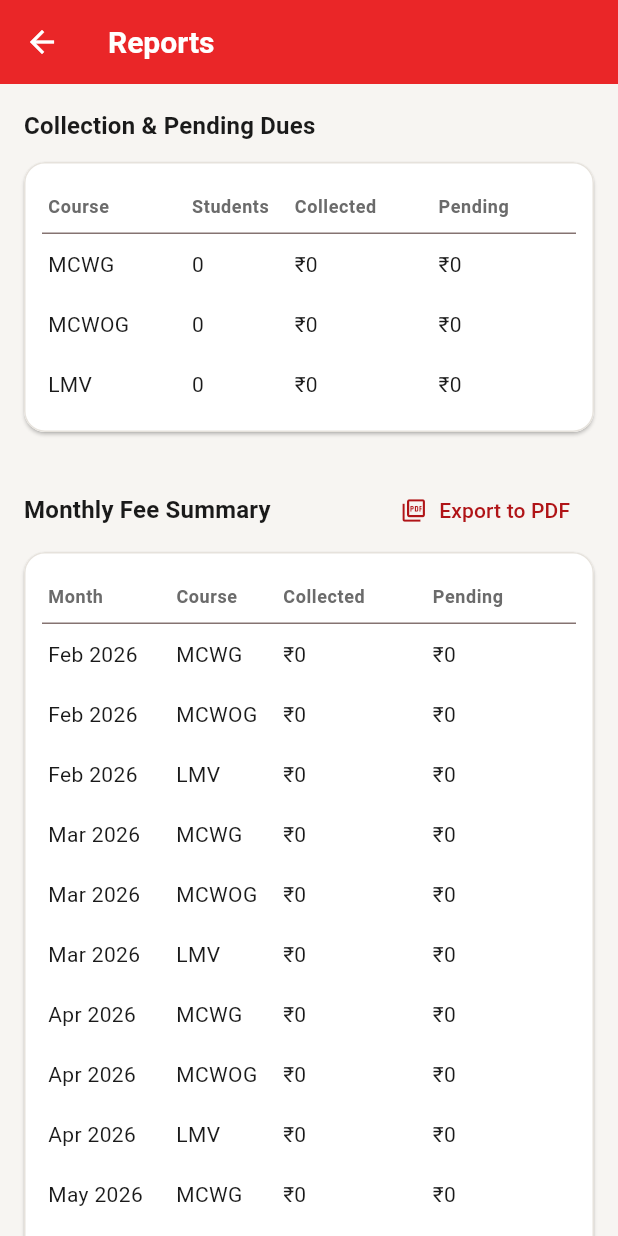
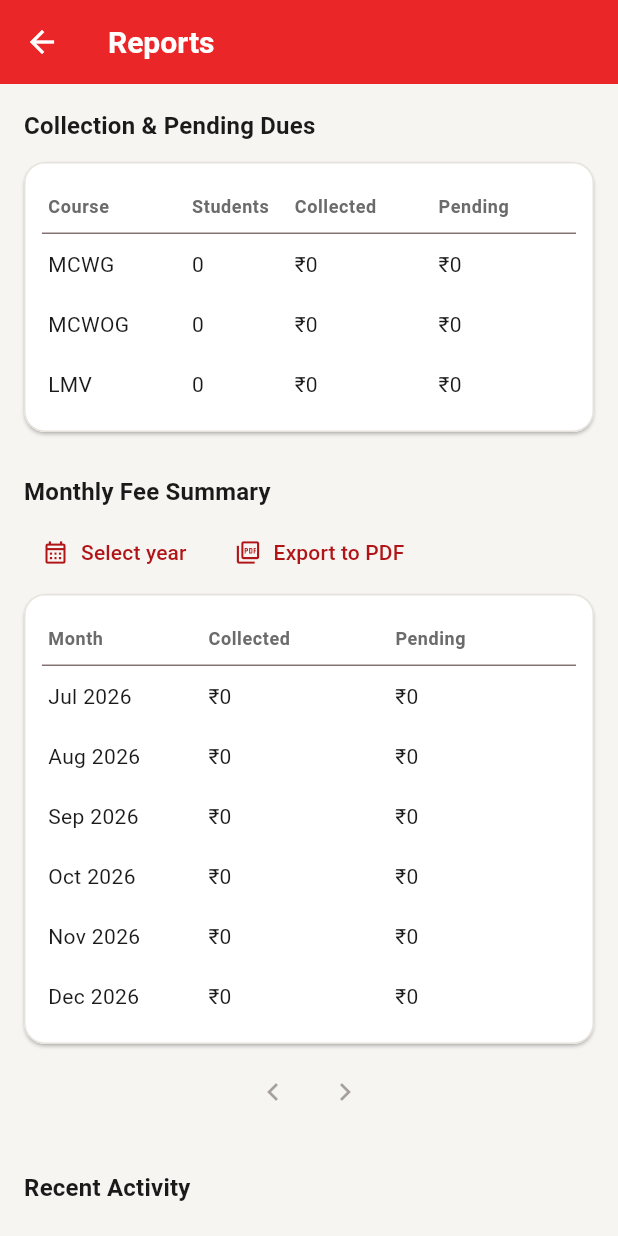
Before and after one commit to nonametechpros/priyadharshini-fee-management, a Flutter app: the ReportsScreen screen opened directly, after a tap on "Export to PDF", on a phone screen of 412 x 824 dp. Run offline on Flutter 3.47's test engine with Material 3 defaults, Android fonts, the phone set to English and light mode, and no system bars; our stand-ins replace cloud_firestore, firebase_auth, firebase_core, fl_chart, flutter_riverpod, pdf and 1 more; accounts and stored records are empty.

Commit message:
Rework Reports page: year filter, no course column, live refresh
- Monthly Fee Summary now shows plain month-wise collected/pending
  totals instead of a per-course breakdown.
- Replaced the month+year filter with a year picker that shows the
  full January-December range for the chosen year; the general view
  still paginates 6 months at a time starting from the first month
  with a recorded payment.
- Recording a payment or adding/editing/deleting a student now
  invalidates the dashboard/report providers so the Reports page
  updates immediately instead of requiring a full page reload (the
  bottom-nav IndexedStack keeps every tab's cached Firestore reads
  alive indefinitely otherwise).

Co-Authored-By: Claude Sonnet 5 <noreply@anthropic.com>

```diff
--- a/lib/models/dashboard_summary.dart
+++ b/lib/models/dashboard_summary.dart
@@ -1,5 +1,3 @@
-import 'course_type.dart';
-
 class CourseTypeBreakdown {
   final int count;
   final double collected;
@@ -49,18 +47,13 @@ class MonthlyCollection {
   const MonthlyCollection({required this.month, required this.amount});
 }
 
-/// One row of the Reports page's "Monthly Fee Summary" table: for [month]
-/// and [course], the amount collected from that course's students during the
-/// month, plus the outstanding balance of that course's students whose
-/// joining date falls in the month. A student with more than one course
-/// contributes their full amounts to each course, matching how the
-/// "Collection & Pending Dues" breakdown already counts multi-course
-/// students.
+/// One row of the Reports page's "Monthly Fee Summary" table: total amount
+/// collected during [month], plus the outstanding balance of students whose
+/// joining date falls in the month.
 class MonthlyFeeSummary {
   final DateTime month;
-  final CourseType course;
   final double collected;
   final double pending;
 
-  const MonthlyFeeSummary({required this.month, required this.course, required this.collected, required this.pending});
+  const MonthlyFeeSummary({required this.month, required this.collected, required this.pending});
 }
--- a/lib/providers/dashboard_providers.dart
+++ b/lib/providers/dashboard_providers.dart
@@ -12,8 +12,45 @@ final monthlyCollectionsProvider = FutureProvider.autoDispose<List<MonthlyCollec
   return ref.watch(dashboardServiceProvider).fetchMonthlyCollections();
 });
 
-final monthlyFeeSummaryProvider = FutureProvider.autoDispose<List<MonthlyFeeSummary>>((ref) {
-  return ref.watch(dashboardServiceProvider).fetchMonthlyFeeSummary();
+final earliestPaymentMonthProvider = FutureProvider.autoDispose<DateTime?>((ref) {
+  return ref.watch(dashboardServiceProvider).fetchEarliestPaymentMonth();
+});
+
+/// Null selects the paginated 6-months-at-a-time general view; a non-null
+/// value filters the Reports page down to January through the current month
+/// (for this year) or January through December (for a past year).
+final selectedReportYearProvider = StateProvider.autoDispose<int?>((ref) => null);
+
+/// 0-based page index into the general view, 6 months per page, starting
+/// from [earliestPaymentMonthProvider].
+final reportsPageProvider = StateProvider.autoDispose<int>((ref) => 0);
+
+const reportsPageSize = 6;
+
+/// True if a further (more recent) page exists without running past the
+/// current month.
+final reportsHasNextPageProvider = FutureProvider.autoDispose<bool>((ref) async {
+  final earliest = await ref.watch(earliestPaymentMonthProvider.future);
+  final now = DateTime.now();
+  final anchor = earliest ?? DateTime(now.year, now.month, 1);
+  final monthsBetween = (now.year - anchor.year) * 12 + (now.month - anchor.month) + 1;
+  final maxPage = (monthsBetween - 1) ~/ reportsPageSize;
+  return ref.watch(reportsPageProvider) < maxPage;
+});
+
+final monthlyFeeSummaryProvider = FutureProvider.autoDispose<List<MonthlyFeeSummary>>((ref) async {
+  final service = ref.watch(dashboardServiceProvider);
+  final selectedYear = ref.watch(selectedReportYearProvider);
+  if (selectedYear != null) {
+    return service.fetchMonthlyFeeSummary(start: DateTime(selectedYear, 1, 1), months: 12);
+  }
+
+  final earliest = await ref.watch(earliestPaymentMonthProvider.future);
+  final now = DateTime.now();
+  final anchor = earliest ?? DateTime(now.year, now.month, 1);
+  final page = ref.watch(reportsPageProvider);
+  final start = DateTime(anchor.year, anchor.month + page * reportsPageSize, 1);
+  return service.fetchMonthlyFeeSummary(start: start, months: reportsPageSize);
 });
 
 final recentActivityProvider = StreamProvider.autoDispose<List<ActivityLog>>((ref) {
--- a/lib/screens/dashboard/reports_screen.dart
+++ b/lib/screens/dashboard/reports_screen.dart
@@ -18,6 +18,9 @@ class ReportsScreen extends ConsumerWidget {
     final monthlyFeeAsync = ref.watch(monthlyFeeSummaryProvider);
     final activityAsync = ref.watch(recentActivityProvider);
     final studentNames = ref.watch(activityLogStudentNamesProvider).valueOrNull ?? const {};
+    final selectedYear = ref.watch(selectedReportYearProvider);
+    final page = ref.watch(reportsPageProvider);
+    final hasNextPageAsync = ref.watch(reportsHasNextPageProvider);
 
     return Scaffold(
       appBar: AppBar(title: const Text('Reports')),
@@ -31,9 +34,27 @@ class ReportsScreen extends ConsumerWidget {
             data: (context, summary) => _BreakdownTable(summary: summary),
           ),
           const SizedBox(height: 28),
-          Row(
+          Text('Monthly Fee Summary', style: Theme.of(context).textTheme.titleMedium),
+          const SizedBox(height: 4),
+          Wrap(
+            crossAxisAlignment: WrapCrossAlignment.center,
+            spacing: 4,
+            runSpacing: 4,
             children: [
-              Expanded(child: Text('Monthly Fee Summary', style: Theme.of(context).textTheme.titleMedium)),
+              TextButton.icon(
+                icon: const Icon(Icons.calendar_month_outlined, size: 18),
+                label: Text(selectedYear == null ? 'Select year' : '$selectedYear'),
+                onPressed: () async {
+                  final picked = await _pickYear(context, initial: selectedYear);
+                  if (picked != null) ref.read(selectedReportYearProvider.notifier).state = picked;
+                },
+              ),
+              if (selectedYear != null)
+                IconButton(
+                  tooltip: 'Clear year filter',
+                  icon: const Icon(Icons.close, size: 18),
+                  onPressed: () => ref.read(selectedReportYearProvider.notifier).state = null,
+                ),
               TextButton.icon(
                 icon: const Icon(Icons.picture_as_pdf_outlined, size: 18),
                 label: const Text('Export to PDF'),
@@ -48,6 +69,25 @@ class ReportsScreen extends ConsumerWidget {
             value: monthlyFeeAsync,
             data: (context, months) => _MonthlyFeeSummaryTable(months: months),
           ),
+          if (selectedYear == null) ...[
+            const SizedBox(height: 8),
+            Row(
+              mainAxisAlignment: MainAxisAlignment.center,
+              children: [
+                IconButton(
+                  tooltip: 'Older 6 months',
+                  icon: const Icon(Icons.chevron_left),
+                  onPressed: page > 0 ? () => ref.read(reportsPageProvider.notifier).state = page - 1 : null,
+                ),
+                IconButton(
+                  tooltip: 'Newer 6 months',
+                  icon: const Icon(Icons.chevron_right),
+                  onPressed:
+                      hasNextPageAsync.valueOrNull == true ? () => ref.read(reportsPageProvider.notifier).state = page + 1 : null,
+                ),
+              ],
+            ),
+          ],
           const SizedBox(height: 28),
           Text('Recent Activity', style: Theme.of(context).textTheme.titleMedium),
           const SizedBox(height: 12),
@@ -96,16 +136,14 @@ class _MonthlyFeeSummaryTable extends StatelessWidget {
         child: Table(
           columnWidths: const {
             0: FlexColumnWidth(1.2),
-            1: FlexColumnWidth(1),
+            1: FlexColumnWidth(1.4),
             2: FlexColumnWidth(1.4),
-            3: FlexColumnWidth(1.4),
           },
           children: [
             TableRow(
               decoration: BoxDecoration(border: Border(bottom: BorderSide(color: Theme.of(context).dividerColor))),
               children: [
                 _cell(context, 'Month', isHeader: true),
-                _cell(context, 'Course', isHeader: true),
                 _cell(context, 'Collected', isHeader: true),
                 _cell(context, 'Pending', isHeader: true),
               ],
@@ -114,7 +152,6 @@ class _MonthlyFeeSummaryTable extends StatelessWidget {
               (m) => TableRow(
                 children: [
                   _cell(context, DateFormat('MMM yyyy').format(m.month)),
-                  _cell(context, m.course.label),
                   _cell(context, formatCurrency(m.collected)),
                   _cell(context, formatCurrency(m.pending)),
                 ],
@@ -137,6 +174,32 @@ class _MonthlyFeeSummaryTable extends StatelessWidget {
       ),
     );
   }
+}
+
+Future<int?> _pickYear(BuildContext context, {int? initial}) {
+  final now = DateTime.now();
+  var year = initial ?? now.year;
+
+  return showDialog<int>(
+    context: context,
+    builder: (context) => StatefulBuilder(
+      builder: (context, setState) => AlertDialog(
+        title: const Text('Select year'),
+        content: DropdownButtonFormField<int>(
+          value: year,
+          decoration: const InputDecoration(labelText: 'Year'),
+          items: [
+            for (var y = now.year; y >= now.year - 10; y--) DropdownMenuItem(value: y, child: Text('$y')),
+          ],
+          onChanged: (v) => setState(() => year = v!),
+        ),
+        actions: [
+          TextButton(onPressed: () => Navigator.of(context).pop(), child: const Text('Cancel')),
+          FilledButton(onPressed: () => Navigator.of(context).pop(year), child: const Text('Apply')),
+        ],
+      ),
+    ),
+  );
 }
 
 class _BreakdownTable extends StatelessWidget {
--- a/lib/screens/students/add_edit_student_screen.dart
+++ b/lib/screens/students/add_edit_student_screen.dart
@@ -3,6 +3,7 @@ import 'package:flutter_riverpod/flutter_riverpod.dart';
 import '../../models/course_type.dart';
 import '../../models/student.dart';
 import '../../providers/auth_providers.dart';
+import '../../providers/dashboard_providers.dart';
 import '../../providers/service_providers.dart';
 import '../../utils/formatters.dart';
 
@@ -118,6 +119,8 @@ class _AddEditStudentScreenState extends ConsumerState<AddEditStudentScreen> {
         await service.updateStudent(student, performedByUid: appUser.uid, performedByName: appUser.name);
       }
 
+      ref.invalidate(dashboardSummaryProvider);
+      ref.invalidate(monthlyFeeSummaryProvider);
       if (mounted) Navigator.of(context).pop(true);
     } catch (e) {
       setState(() => _errorText = 'Could not save student. Please try again.');
--- a/lib/screens/students/record_payment_sheet.dart
+++ b/lib/screens/students/record_payment_sheet.dart
@@ -2,6 +2,7 @@ import 'package:flutter/material.dart';
 import 'package:flutter_riverpod/flutter_riverpod.dart';
 import '../../models/fee_payment.dart';
 import '../../providers/auth_providers.dart';
+import '../../providers/dashboard_providers.dart';
 import '../../providers/service_providers.dart';
 import '../../utils/formatters.dart';
 
@@ -67,6 +68,10 @@ class _RecordPaymentSheetState extends ConsumerState<RecordPaymentSheet> {
             recordedByUid: appUser.uid,
             recordedByName: appUser.name,
           );
+      ref.invalidate(dashboardSummaryProvider);
+      ref.invalidate(monthlyFeeSummaryProvider);
+      ref.invalidate(earliestPaymentMonthProvider);
+      ref.invalidate(reportsHasNextPageProvider);
       if (mounted) Navigator.of(context).pop(true);
     } catch (e) {
       setState(() => _errorText = 'Could not record payment. Please try again.');
--- a/lib/screens/students/student_detail_screen.dart
+++ b/lib/screens/students/student_detail_screen.dart
@@ -3,6 +3,7 @@ import 'package:flutter_riverpod/flutter_riverpod.dart';
 import '../../models/fee_payment.dart';
 import '../../models/student.dart';
 import '../../providers/auth_providers.dart';
+import '../../providers/dashboard_providers.dart';
 import '../../providers/fee_providers.dart';
 import '../../providers/service_providers.dart';
 import '../../providers/student_providers.dart';
@@ -63,6 +64,8 @@ class _StudentDetailBody extends ConsumerWidget {
     // errors on the missing doc and tears this widget down, which would
     // otherwise dispose `ref` before the steps below could run.
     listNotifier.removeStudent(student.id);
+    ref.invalidate(dashboardSummaryProvider);
+    ref.invalidate(monthlyFeeSummaryProvider);
     Navigator.of(context).pop();
 
     await service.deleteStudent(
--- a/lib/services/dashboard_service.dart
+++ b/lib/services/dashboard_service.dart
@@ -74,41 +74,28 @@ class DashboardService {
       ..sort((a, b) => a.month.compareTo(b.month));
   }
 
-  Set<CourseType> _courseTypesOf(Map<String, dynamic> data) {
-    final list = data['courseTypes'] as List<dynamic>?;
-    return list != null
-        ? list.map((c) => courseTypeFromString(c as String)).toSet()
-        : {courseTypeFromString(data['courseType'] as String? ?? 'twoWheeler')};
+  /// The first calendar month (normalized to the 1st) that has any recorded
+  /// payment, or `null` if no payments have been recorded yet. Anchors the
+  /// Reports page's paginated "Monthly Fee Summary" view so it starts from
+  /// real data instead of an arbitrary rolling window.
+  Future<DateTime?> fetchEarliestPaymentMonth() async {
+    final snap = await _fees.orderBy('paymentDate').limit(1).get();
+    if (snap.docs.isEmpty) return null;
+    final date = (snap.docs.first.data()['paymentDate'] as Timestamp?)?.toDate();
+    if (date == null) return null;
+    return DateTime(date.year, date.month, 1);
   }
 
-  /// Per-month, per-course collected vs. pending for the Reports page's
-  /// "Monthly Fee Summary" table. Pending for a month is the outstanding
-  /// balance of students whose joining date falls in that month (there's no
-  /// separate due-date field in the schema). A payment isn't tied to a
-  /// specific course, so it's attributed to all of the paying student's
-  /// course types — the same convention [_breakdownFor] already uses for
-  /// multi-course students.
-  Future<List<MonthlyFeeSummary>> fetchMonthlyFeeSummary({int months = 6}) async {
-    final now = DateTime.now();
-    final start = DateTime(now.year, now.month - (months - 1), 1);
+  /// Total collected vs. pending per month for the Reports page's "Monthly
+  /// Fee Summary" table, covering [months] months starting at [start].
+  /// Pending for a month is the outstanding balance of students whose
+  /// joining date falls in that month (there's no separate due-date field
+  /// in the schema).
+  Future<List<MonthlyFeeSummary>> fetchMonthlyFeeSummary({required DateTime start, int months = 6}) async {
     final monthKeys = [for (var i = 0; i < months; i++) DateTime(start.year, start.month + i, 1)];
 
-    Map<DateTime, Map<CourseType, double>> emptyTotals() => {
-          for (final m in monthKeys) m: {for (final c in selectableCourseTypes) c: 0},
-        };
-
-    final collectedTotals = emptyTotals();
+    final collectedTotals = {for (final m in monthKeys) m: 0.0};
     final feesSnap = await _fees.where('paymentDate', isGreaterThanOrEqualTo: Timestamp.fromDate(start)).get();
-    final studentIds = <String>{};
-    for (final doc in feesSnap.docs) {
-      final id = doc.data()['studentId'] as String?;
-      if (id != null && id.isNotEmpty) studentIds.add(id);
-    }
-    final studentCourseTypes = <String, Set<CourseType>>{};
-    for (final id in studentIds) {
-      final doc = await _students.doc(id).get();
-      if (doc.exists) studentCourseTypes[id] = _courseTypesOf(doc.data()!);
-    }
     for (final doc in feesSnap.docs) {
       final data = doc.data();
       final date = (data['paymentDate'] as Timestamp?)?.toDate();
@@ -116,14 +103,10 @@ class DashboardService {
       final key = DateTime(date.year, date.month, 1);
       if (!collectedTotals.containsKey(key)) continue;
       final amount = (data['amount'] as num?)?.toDouble() ?? 0;
-      final courses = studentCourseTypes[data['studentId'] as String? ?? ''] ?? {};
-      for (final c in courses) {
-        if (!selectableCourseTypes.contains(c)) continue;
-        collectedTotals[key]!.update(c, (v) => v + amount);
-      }
+      collectedTotals.update(key, (v) => v + amount);
     }
 
-    final pendingTotals = emptyTotals();
+    final pendingTotals = {for (final m in monthKeys) m: 0.0};
     final studentsSnap = await _students.where('joiningDate', isGreaterThanOrEqualTo: Timestamp.fromDate(start)).get();
     for (final doc in studentsSnap.docs) {
       final data = doc.data();
@@ -133,17 +116,11 @@ class DashboardService {
       if (!pendingTotals.containsKey(key)) continue;
       final total = (data['totalAmount'] as num?)?.toDouble() ?? 0;
       final paid = (data['amountPaid'] as num?)?.toDouble() ?? 0;
-      final pending = (total - paid).clamp(0, double.infinity);
-      for (final c in _courseTypesOf(data)) {
-        if (!selectableCourseTypes.contains(c)) continue;
-        pendingTotals[key]!.update(c, (v) => v + pending);
-      }
+      pendingTotals.update(key, (v) => v + (total - paid).clamp(0, double.infinity));
     }
 
     return [
-      for (final m in monthKeys)
-        for (final c in selectableCourseTypes)
-          MonthlyFeeSummary(month: m, course: c, collected: collectedTotals[m]![c] ?? 0, pending: pendingTotals[m]![c] ?? 0),
+      for (final m in monthKeys) MonthlyFeeSummary(month: m, collected: collectedTotals[m] ?? 0, pending: pendingTotals[m] ?? 0),
     ];
   }
 }
--- a/lib/services/monthly_fee_summary_pdf.dart
+++ b/lib/services/monthly_fee_summary_pdf.dart
@@ -2,7 +2,6 @@ import 'package:intl/intl.dart';
 import 'package:pdf/pdf.dart';
 import 'package:pdf/widgets.dart' as pw;
 import 'package:printing/printing.dart';
-import '../models/course_type.dart';
 import '../models/dashboard_summary.dart';
 
 // The `pdf` package's built-in fonts don't include the ₹ glyph, so the PDF
@@ -23,12 +22,11 @@ Future<void> exportMonthlyFeeSummaryPdf(List<MonthlyFeeSummary> months) async {
           pw.Text('Generated ${DateFormat('dd MMM yyyy').format(DateTime.now())}', style: const pw.TextStyle(fontSize: 10)),
           pw.SizedBox(height: 16),
           pw.TableHelper.fromTextArray(
-            headers: const ['Month', 'Course', 'Collected', 'Pending'],
+            headers: const ['Month', 'Collected', 'Pending'],
             data: [
               for (final m in months)
                 [
                   DateFormat('MMM yyyy').format(m.month),
-                  m.course.label,
                   _pdfCurrencyFormat.format(m.collected),
                   _pdfCurrencyFormat.format(m.pending),
                 ],
```
